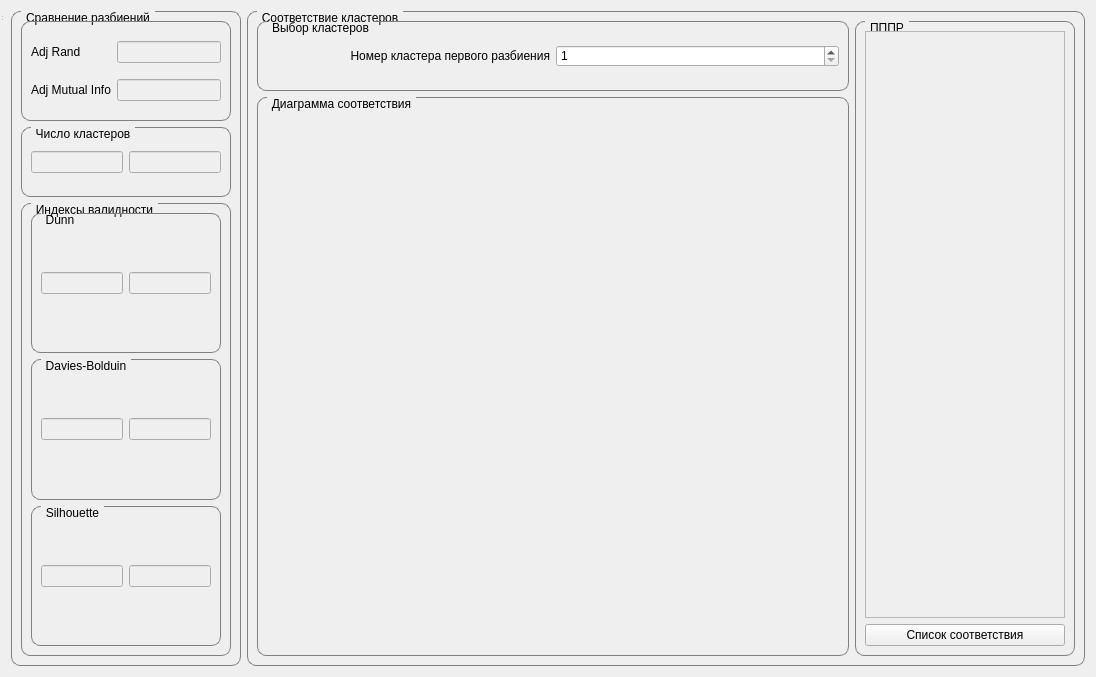
Before: the Qt Designer form Main/tabs/Comparison/comparison_gui.ui in msmirnov91/pacs, drawn with Qt 5.
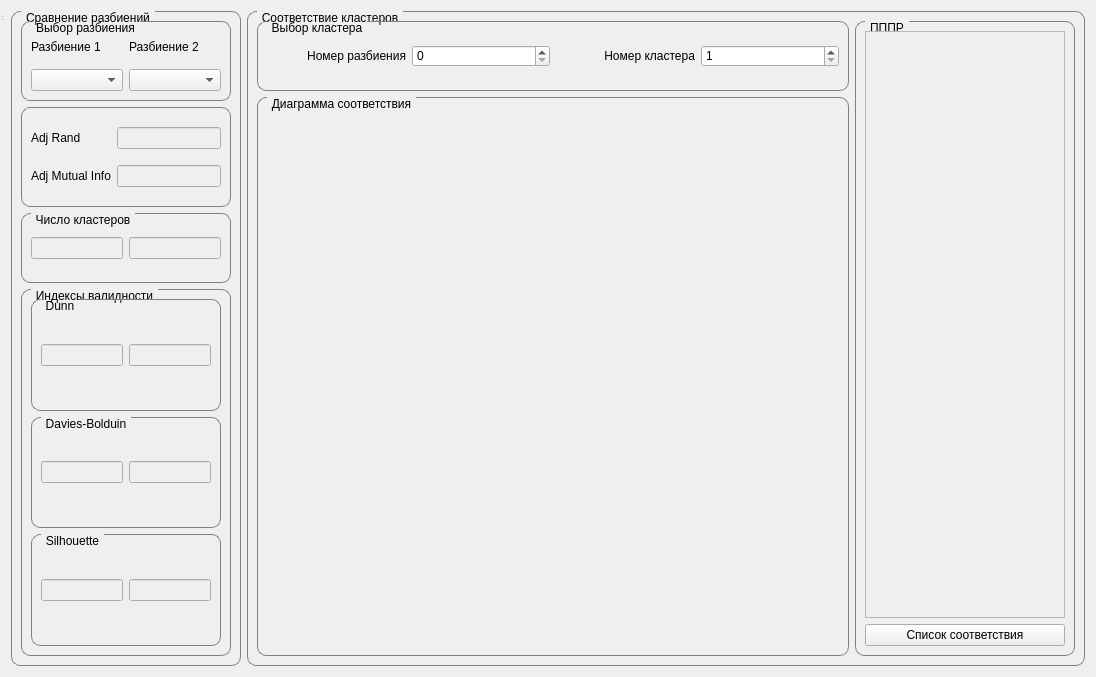
After: the same form once the commit is applied.

Commit message: modified comparison widget

```diff
--- a/Main/tabs/Comparison/comparison_gui.ui
+++ b/Main/tabs/Comparison/comparison_gui.ui
@@ -52,91 +52,7 @@
         <string>Сравнение разбиений</string>
        </property>
        <layout class="QGridLayout" name="gridLayout_6">
-        <item row="0" column="0">
-         <widget class="QGroupBox" name="groupBox_6">
-          <property name="minimumSize">
-           <size>
-            <width>0</width>
-            <height>70</height>
-           </size>
-          </property>
-          <property name="maximumSize">
-           <size>
-            <width>16777215</width>
-            <height>100</height>
-           </size>
-          </property>
-          <property name="title">
-           <string/>
-          </property>
-          <layout class="QGridLayout" name="gridLayout_10">
-           <item row="0" column="1">
-            <widget class="QLineEdit" name="le_adj_rand">
-             <property name="enabled">
-              <bool>false</bool>
-             </property>
-            </widget>
-           </item>
-           <item row="0" column="0">
-            <widget class="QLabel" name="label_8">
-             <property name="text">
-              <string>Adj Rand</string>
-             </property>
-            </widget>
-           </item>
-           <item row="1" column="0">
-            <widget class="QLabel" name="label_9">
-             <property name="text">
-              <string>Adj Mutual Info</string>
-             </property>
-            </widget>
-           </item>
-           <item row="1" column="1">
-            <widget class="QLineEdit" name="le_adj_mut_info">
-             <property name="enabled">
-              <bool>false</bool>
-             </property>
-            </widget>
-           </item>
-          </layout>
-         </widget>
-        </item>
-        <item row="1" column="0">
-         <widget class="QGroupBox" name="groupBox_7">
-          <property name="minimumSize">
-           <size>
-            <width>0</width>
-            <height>70</height>
-           </size>
-          </property>
-          <property name="maximumSize">
-           <size>
-            <width>16777215</width>
-            <height>70</height>
-           </size>
-          </property>
-          <property name="title">
-           <string>Число кластеров</string>
-          </property>
-          <layout class="QGridLayout" name="gridLayout_11">
-           <item row="0" column="0">
-            <widget class="QLineEdit" name="amount_of_clusters_first_splitting">
-             <property name="enabled">
-              <bool>false</bool>
-             </property>
-            </widget>
-           </item>
-           <item row="0" column="1">
-            <widget class="QLineEdit" name="amount_of_clusters_second_splitting">
-             <property name="enabled">
-              <bool>false</bool>
-             </property>
-            </widget>
-           </item>
-          </layout>
-         </widget>
-        </item>
-        <item row="2" column="0">
+        <item row="3" column="0">
          <widget class="QGroupBox" name="groupBox_8">
           <property name="title">
            <string>Индексы валидности</string>
@@ -214,6 +130,125 @@
           </layout>
          </widget>
         </item>
+        <item row="1" column="0">
+         <widget class="QGroupBox" name="groupBox_6">
+          <property name="minimumSize">
+           <size>
+            <width>0</width>
+            <height>70</height>
+           </size>
+          </property>
+          <property name="maximumSize">
+           <size>
+            <width>16777215</width>
+            <height>100</height>
+           </size>
+          </property>
+          <property name="title">
+           <string/>
+          </property>
+          <layout class="QGridLayout" name="gridLayout_10">
+           <item row="0" column="1">
+            <widget class="QLineEdit" name="le_adj_rand">
+             <property name="enabled">
+              <bool>false</bool>
+             </property>
+            </widget>
+           </item>
+           <item row="0" column="0">
+            <widget class="QLabel" name="label_8">
+             <property name="text">
+              <string>Adj Rand</string>
+             </property>
+            </widget>
+           </item>
+           <item row="1" column="0">
+            <widget class="QLabel" name="label_9">
+             <property name="text">
+              <string>Adj Mutual Info</string>
+             </property>
+            </widget>
+           </item>
+           <item row="1" column="1">
+            <widget class="QLineEdit" name="le_adj_mut_info">
+             <property name="enabled">
+              <bool>false</bool>
+             </property>
+            </widget>
+           </item>
+          </layout>
+         </widget>
+        </item>
+        <item row="2" column="0">
+         <widget class="QGroupBox" name="groupBox_7">
+          <property name="minimumSize">
+           <size>
+            <width>0</width>
+            <height>70</height>
+           </size>
+          </property>
+          <property name="maximumSize">
+           <size>
+            <width>16777215</width>
+            <height>70</height>
+           </size>
+          </property>
+          <property name="title">
+           <string>Число кластеров</string>
+          </property>
+          <layout class="QGridLayout" name="gridLayout_11">
+           <item row="0" column="0">
+            <widget class="QLineEdit" name="amount_of_clusters_first_splitting">
+             <property name="enabled">
+              <bool>false</bool>
+             </property>
+            </widget>
+           </item>
+           <item row="0" column="1">
+            <widget class="QLineEdit" name="amount_of_clusters_second_splitting">
+             <property name="enabled">
+              <bool>false</bool>
+             </property>
+            </widget>
+           </item>
+          </layout>
+         </widget>
+        </item>
+        <item row="0" column="0">
+         <widget class="QGroupBox" name="groupBox_2">
+          <property name="maximumSize">
+           <size>
+            <width>16777215</width>
+            <height>80</height>
+           </size>
+          </property>
+          <property name="title">
+           <string>Выбор разбиения</string>
+          </property>
+          <layout class="QGridLayout" name="gridLayout_4">
+           <item row="0" column="0">
+            <widget class="QLabel" name="label">
+             <property name="text">
+              <string>Разбиение 1</string>
+             </property>
+            </widget>
+           </item>
+           <item row="0" column="1">
+            <widget class="QLabel" name="label_2">
+             <property name="text">
+              <string>Разбиение 2</string>
+             </property>
+            </widget>
+           </item>
+           <item row="1" column="0">
+            <widget class="QComboBox" name="data_1_cb"/>
+           </item>
+           <item row="1" column="1">
+            <widget class="QComboBox" name="data_2_cb"/>
+           </item>
+          </layout>
+         </widget>
+        </item>
        </layout>
       </widget>
      </item>
@@ -241,26 +276,39 @@
            </size>
           </property>
           <property name="title">
-           <string>Выбор кластеров</string>
+           <string>Выбор кластера</string>
           </property>
           <layout class="QGridLayout" name="gridLayout_5">
-           <item row="0" column="0">
+           <item row="0" column="2">
             <widget class="QLabel" name="label_3">
              <property name="text">
-              <string>Номер кластера первого разбиения</string>
+              <string>Номер кластера</string>
              </property>
              <property name="alignment">
               <set>Qt::AlignRight|Qt::AlignTrailing|Qt::AlignVCenter</set>
              </property>
             </widget>
            </item>
-           <item row="0" column="1">
+           <item row="0" column="3">
             <widget class="QSpinBox" name="pie_cluster">
              <property name="minimum">
               <number>1</number>
              </property>
             </widget>
            </item>
+           <item row="0" column="0">
+            <widget class="QLabel" name="label_4">
+             <property name="text">
+              <string>Номер разбиения</string>
+             </property>
+             <property name="alignment">
+              <set>Qt::AlignRight|Qt::AlignTrailing|Qt::AlignVCenter</set>
+             </property>
+            </widget>
+           </item>
+           <item row="0" column="1">
+            <widget class="QSpinBox" name="pie_data"/>
+           </item>
           </layout>
          </widget>
         </item>
```
